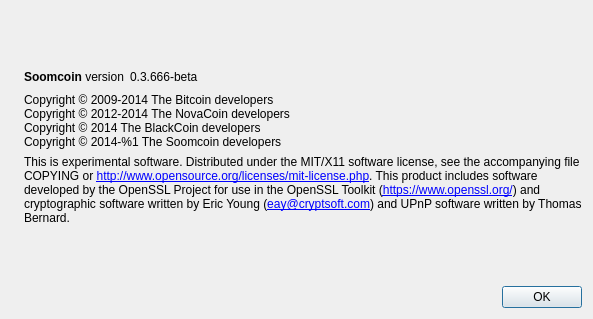
First picture: the form in src/qt/forms/aboutdialog.ui, repository park-com/SumCoin, before the edit.
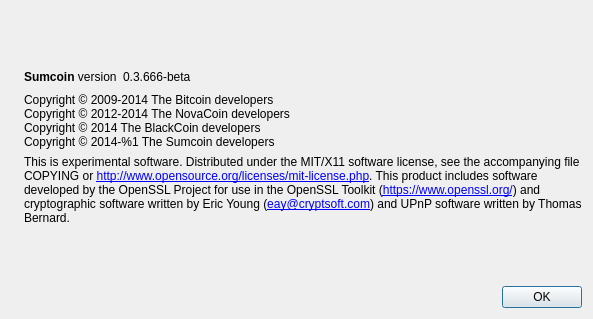
Second picture: the form after the edit. Icons and pictures are not drawn.

The edit to the form file:
```diff
--- a/src/qt/forms/aboutdialog.ui
+++ b/src/qt/forms/aboutdialog.ui
@@ -50,7 +50,7 @@
           <cursorShape>IBeamCursor</cursorShape>
          </property>
          <property name="text">
-          <string>&lt;b&gt;Soomcoin&lt;/b&gt; version</string>
+          <string>&lt;b&gt;Sumcoin&lt;/b&gt; version</string>
          </property>
          <property name="textInteractionFlags">
           <set>Qt::LinksAccessibleByMouse|Qt::TextSelectableByKeyboard|Qt::TextSelectableByMouse</set>
@@ -94,7 +94,7 @@
         <string>Copyright © 2009-2014 The Bitcoin developers
 Copyright © 2012-2014 The NovaCoin developers
 Copyright © 2014 The BlackCoin developers
-Copyright © 2014-%1 The Soomcoin developers</string>
+Copyright © 2014-%1 The Sumcoin developers</string>
        </property>
        <property name="textInteractionFlags">
         <set>Qt::LinksAccessibleByMouse|Qt::TextSelectableByKeyboard|Qt::TextSelectableByMouse</set>
```
Left out of the diff: 6 changed lines with no effect on the pictures.
